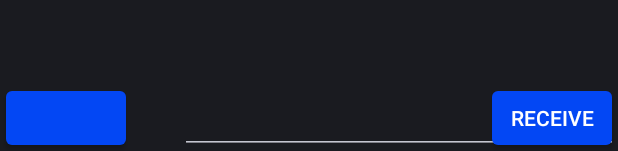
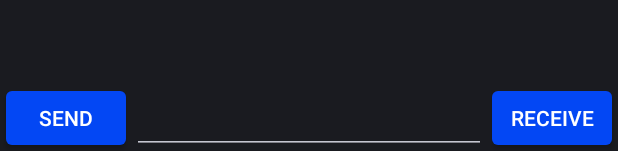
Before and after one commit to hanskkangg/android_studio, an Android app: the layout activity_chat_room.xml on its own in the app's theme, with its tools: preview values and no code run, on a phone screen of 412 x 824 dp. Shown: the part 1082-1233 px from the top of the screen. Run offline under Robolectric (Android 15) with nearby library versions, the phone set to English and light mode, and no system bars.

Commit message:
Second Commit - End of lab6

```diff
--- a/app/src/main/java/algonquin/cst2335/kang0057/ChatMessage.java
+++ b/app/src/main/java/algonquin/cst2335/kang0057/ChatMessage.java
@@ -1,8 +1,5 @@
 package algonquin.cst2335.kang0057;
 
-import androidx.appcompat.app.AppCompatActivity;
-
-import android.os.Bundle;
 public class ChatMessage {
     private String message;
     private String timeSent;
--- a/app/src/main/res/layout/activity_chat_room.xml
+++ b/app/src/main/res/layout/activity_chat_room.xml
@@ -2,53 +2,46 @@
 <androidx.constraintlayout.widget.ConstraintLayout xmlns:android="http://schemas.android.com/apk/res/android"
     xmlns:app="http://schemas.android.com/apk/res-auto"
     xmlns:tools="http://schemas.android.com/tools"
+    android:id="@+id/main"
     android:layout_width="match_parent"
     android:layout_height="match_parent"
     tools:context=".ChatRoom">
 
     <androidx.recyclerview.widget.RecyclerView
+        android:id="@+id/recycleView"
         android:layout_width="0dp"
         android:layout_height="0dp"
-        android:id="@+id/recycleView"
-        app:layout_constraintBottom_toBottomOf="parent"
+        app:layout_constraintBottom_toTopOf="@+id/sendButton"
         app:layout_constraintEnd_toEndOf="parent"
         app:layout_constraintStart_toStartOf="parent"
-        app:layout_constraintTop_toTopOf="parent"
-        >
-
-    </androidx.recyclerview.widget.RecyclerView>
+        app:layout_constraintTop_toTopOf="parent" />
 
     <Button
         android:id="@+id/sendButton"
         android:layout_width="wrap_content"
         android:layout_height="wrap_content"
         android:backgroundTint="#0347F4"
+        android:text="@string/send"
         android:textColor="#FFFFFF"
         app:layout_constraintBottom_toBottomOf="parent"
         app:layout_constraintStart_toStartOf="parent" />
-
 
     <EditText
         android:id="@+id/textInput"
         android:layout_width="0dp"
         android:layout_height="0dp"
-        android:layout_marginStart="32dp"
         app:layout_constraintBottom_toBottomOf="parent"
-        app:layout_constraintEnd_toEndOf="parent"
-        app:layout_constraintHorizontal_bias="1.0"
+        app:layout_constraintEnd_toStartOf="@+id/receiveButton"
         app:layout_constraintStart_toEndOf="@+id/sendButton"
-        app:layout_constraintTop_toTopOf="@id/sendButton"
-        app:layout_constraintVertical_bias="0.0" />
-
+        app:layout_constraintTop_toTopOf="@+id/sendButton" />
 
     <Button
         android:id="@+id/receiveButton"
         android:layout_width="wrap_content"
         android:layout_height="wrap_content"
         android:backgroundTint="#0347F4"
-        android:text="Receive"
+        android:text="@string/receive"
         android:textColor="#FFFFFF"
         app:layout_constraintBottom_toBottomOf="parent"
         app:layout_constraintEnd_toEndOf="parent" />
-
 </androidx.constraintlayout.widget.ConstraintLayout>
--- a/app/src/main/res/layout/activity_main.xml
+++ b/app/src/main/res/layout/activity_main.xml
@@ -9,14 +9,18 @@
     android:layout_marginLeft="48dp"
     android:layout_marginRight="48dp">
 
+
     <TextView
         android:layout_width="wrap_content"
         android:layout_height="wrap_content"
         android:text="@string/hello_message"
+        android:background="@drawable/receive_image"
         app:layout_constraintBottom_toBottomOf="parent"
         app:layout_constraintEnd_toEndOf="parent"
         app:layout_constraintStart_toStartOf="parent"
-        app:layout_constraintTop_toTopOf="parent" />
+        app:layout_constraintTop_toTopOf="parent"
+
+        />
 
     <Button
         android:id="@+id/button6"
--- a/app/src/main/res/layout/receive_message.xml
+++ b/app/src/main/res/layout/receive_message.xml
@@ -32,5 +32,7 @@
         android:layout_height="50dp"
         app:layout_constraintEnd_toEndOf="parent"
         app:layout_constraintTop_toTopOf="parent"
-        app:srcCompat="@drawable/receive_image" />
+        app:srcCompat="@drawable/receive_image"
+
+        android:background="@drawable/receive_image"/>
 </androidx.constraintlayout.widget.ConstraintLayout>
--- a/app/src/main/res/layout/sent_message.xml
+++ b/app/src/main/res/layout/sent_message.xml
@@ -32,5 +32,7 @@
         android:layout_height="50dp"
         app:layout_constraintStart_toStartOf="parent"
         app:layout_constraintTop_toTopOf="parent"
-        app:srcCompat="@drawable/send_image" />
+        app:srcCompat="@drawable/send_image"
+
+        android:background="@drawable/send_image"/>
 </androidx.constraintlayout.widget.ConstraintLayout>
--- a/app/src/main/res/values/strings.xml
+++ b/app/src/main/res/values/strings.xml
@@ -1,4 +1,7 @@
 <resources>
+    <string name="hello_message" translatable="false">Hello, World!</string>
+    <string name="button_message" translatable="false">Click Me!</string>
+    <string name="hinttext" translatable="false">Enter text here</string>
     <string name="app_name" translatable="false">Hans</string>
     <string name="send" translatable="false">SEND</string>
     <string name="receive" translatable="false">RECEIVE</string>
```
Also changed, not shown: app/src/main/res/drawable/ic_launcher_foreground.xml (added, +30 -0 lines), app/src/main/res/drawable/app_icon.png, app/src/main/res/drawable/receive_image.png (added), app/src/main/res/drawable/send_image.jpg (added), 1 other file.
